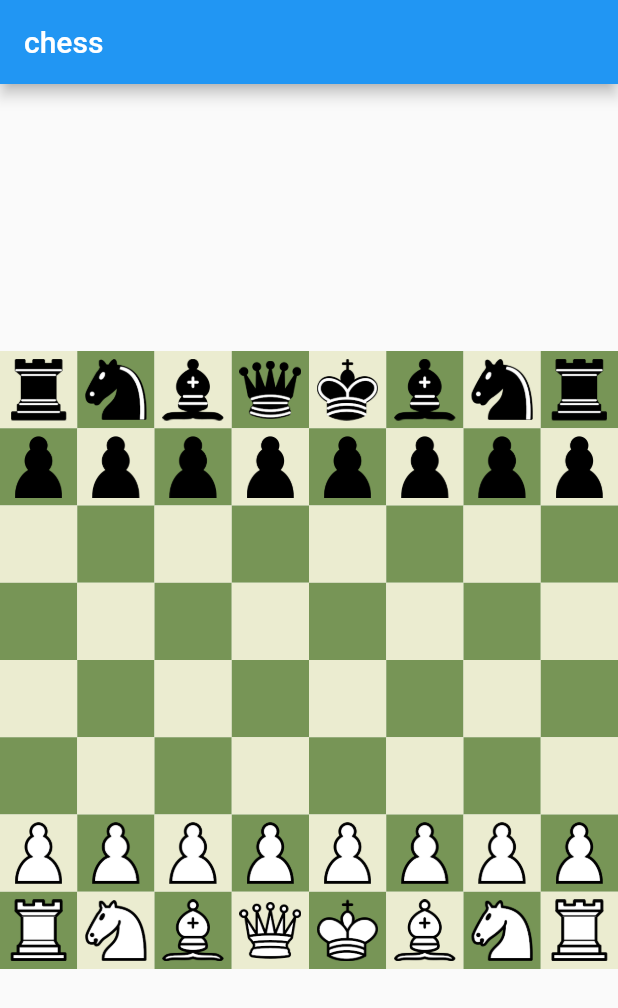
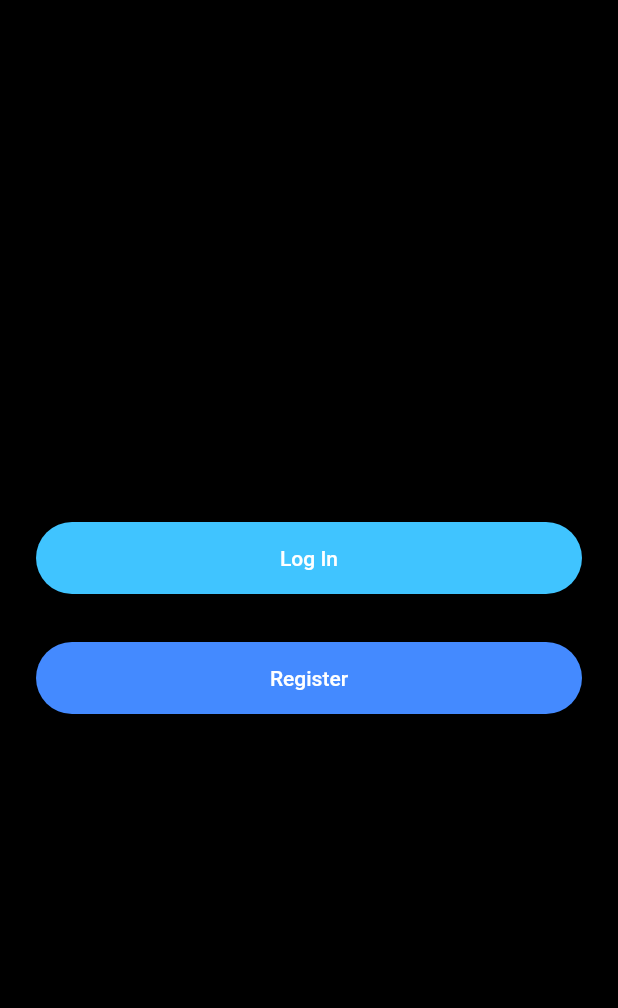
Before and after one commit to Mikhailli/Chess_App, a Flutter app: the screen it shows after launch, on a phone screen of 412 x 824 dp. Shown: the top 1008 px of the screen. Run offline on Flutter 3.47's test engine with Material 2 defaults, Android fonts, the phone set to English and light mode, and no system bars; our stand-ins replace curved_navigation_bar, firebase_auth, firebase_core, modal_progress_hud; accounts and stored records are empty.

Commit message:
Регистрация и авторизация через Firebase. Bottom navbar анимированный с помощью библиотеки. Переделан main.dart, работает на подобии сайта. Пропуск экрана регистрации.

```diff
--- /dev/null
+++ b/lib/components/auth_screen.dart
@@ -0,0 +1,36 @@
+import 'package:chess/components/welcome_screen.dart';
+import 'package:firebase_auth/firebase_auth.dart';
+import 'package:flutter/foundation.dart';
+import 'package:flutter/material.dart';
+import 'Home.dart';
+
+class auth_screen extends StatefulWidget {
+  const auth_screen({Key? key}) : super(key: key);
+
+  @override
+  State<auth_screen> createState() => _auth_screenState();
+}
+
+class _auth_screenState extends State<auth_screen> {
+  @override
+  Widget build(BuildContext context) {
+    return Scaffold(
+      body: StreamBuilder<User?>(
+        stream: FirebaseAuth.instance.authStateChanges(),
+        builder: (context, snapshot) {
+          if (snapshot.connectionState == ConnectionState.waiting) {
+            return Center(child: CircularProgressIndicator());
+          } else if (snapshot.hasData) { // Пользователь залогинен
+            if (kDebugMode) {
+              print('login in');
+            }
+            return Home();
+          }
+          else {
+            return WelcomeScreen();
+          }
+        },
+      ),
+    );
+  }
+}
--- a/lib/components/home_screen.dart
+++ b/lib/components/home_screen.dart
@@ -34,9 +34,7 @@ class HomeScreenState extends State<HomeScreen> {
   @override
   Widget build(BuildContext context) {
     return Scaffold(
-      appBar: AppBar(
-        title: const Text('chess'),
-      ),
+
       body: Column (
         children: [
           const Spacer(),
--- /dev/null
+++ b/lib/components/welcome_screen.dart
@@ -0,0 +1,64 @@
+import 'package:flutter/material.dart';
+
+class WelcomeScreen extends StatefulWidget {
+  @override
+  _WelcomeScreenState createState() => _WelcomeScreenState();
+}
+
+class _WelcomeScreenState extends State<WelcomeScreen> {
+  @override
+  Widget build(BuildContext context) {
+    return Scaffold(
+        backgroundColor: Colors.black,
+        body: Padding(
+          padding: EdgeInsets.symmetric(horizontal: 24.0),
+          child: Column(
+              mainAxisAlignment: MainAxisAlignment.center,
+              crossAxisAlignment: CrossAxisAlignment.stretch,
+              children: <Widget>[
+                RoundedButton(
+                  colour: Colors.lightBlueAccent,
+                  title: 'Log In',
+                  onPressed: () {
+                    Navigator.pushNamed(context, 'login_screen');
+                  },
+                ),
+                RoundedButton(
+                    colour: Colors.blueAccent,
+                    title: 'Register',
+                    onPressed: () {
+                      Navigator.pushNamed(context, 'registration_screen');
+                    }),
+              ]),
+        ));
+  }
+}
+
+class RoundedButton extends StatelessWidget {
+  RoundedButton(
+      {required this.colour, required this.title, required this.onPressed});
+  final Color colour;
+  final String title;
+  final void Function() onPressed;
+  @override
+  Widget build(BuildContext context) {
+    return Padding(
+      padding: EdgeInsets.symmetric(vertical: 16.0),
+      child: Material(
+        elevation: 5.0,
+        color: colour,
+        borderRadius: BorderRadius.circular(30.0),
+        child: MaterialButton(
+          onPressed: onPressed,
+          //Go to login screen.
+          minWidth: 200.0,
+          height: 42.0,
+          child: Text(
+            title,
+            style: TextStyle(color: Colors.white),
+          ),
+        ),
+      ),
+    );
+  }
+}
--- a/lib/main.dart
+++ b/lib/main.dart
@@ -1,22 +1,76 @@
+import 'package:chess/components/auth_screen.dart';
 import 'package:chess/components/home_screen.dart';
+import 'package:chess/components/home.dart';
+import 'package:chess/components/registration_screen.dart';
+import 'package:chess/components/login_screen.dart';
+import 'package:chess/components/welcome_screen.dart';
+import 'package:firebase_auth/firebase_auth.dart';
+import 'package:firebase_core/firebase_core.dart';
+import 'package:flutter/foundation.dart';
 import 'package:flutter/material.dart';
+import 'package:flutter/services.dart';
 
-void main() {
+void main() async {
+  SystemChrome.setSystemUIOverlayStyle(const SystemUiOverlayStyle(
+    statusBarColor: Colors.transparent,
+  ));
+  WidgetsFlutterBinding.ensureInitialized();
+  await Firebase.initializeApp();
   runApp(const MyApp());
 }
 
 class MyApp extends StatelessWidget {
   const MyApp({super.key});
 
+  Future getCurrentUser() async {
+    User user = await FirebaseAuth.instance.currentUser;
+    if (kDebugMode) {
+      print("User: ${user.email ?? "None"}");
+    }
+    if (kDebugMode) {
+      print(user);
+    }
+    return user;
+  }
 
   @override
   Widget build(BuildContext context) {
     return MaterialApp(
+      debugShowCheckedModeBanner: false,
       title: 'Flutter Demo',
       theme: ThemeData(
         primarySwatch: Colors.blue,
+
       ),
-      home: HomeScreen(),
+
+      initialRoute: 'auth',
+      routes: {
+        'welcome_screen': (context) => WelcomeScreen(),
+        'registration_screen': (context) => RegistrationScreen(),
+        'login_screen': (context) => LoginScreen(),
+        'home_screen': (context) => HomeScreen(),
+        'home': (context) => Home(),
+        'auth': (context) => auth_screen()
+      },
+
     );
+    // final items = <Widget>[
+    //   Icon(Icons.ice_skating, size: 30,),
+    //   Icon(Icons.ice_skating, size: 30,),
+    //   Icon(Icons.ice_skating, size: 30,),
+    //   Icon(Icons.ice_skating, size: 30,)
+    // ];
+    // return Scaffold(
+    //   backgroundColor: Colors.white,
+    //   appBar: AppBar(
+    //     title: const Text('chess'),
+    //     elevation: 0,
+    //     centerTitle: true,
+    //
+    //   ),
+    //   bottomNavigationBar: CurvedNavigationBar (
+    //     items: items,
+    //   ),
+    // );
   }
 }
--- a/pubspec.yaml
+++ b/pubspec.yaml
@@ -11,6 +11,10 @@ dependencies:
   flutter:
     sdk: flutter
   cupertino_icons: ^1.0.2
+  firebase_core: ^0.5.3
+  firebase_auth: ^0.18.4+1
+  curved_navigation_bar: ^1.0.1
+  modal_progress_hud: ^0.1.3
 
 dev_dependencies:
   flutter_test:
```
Also changed, not shown: lib/components/Home.dart (added, +51 -0 lines), lib/components/login_screen.dart (added, +98 -0 lines), lib/components/main_screen.dart (added, +15 -0 lines), lib/components/registration_screen.dart (added, +98 -0 lines), pubspec.lock, 4 other files.
